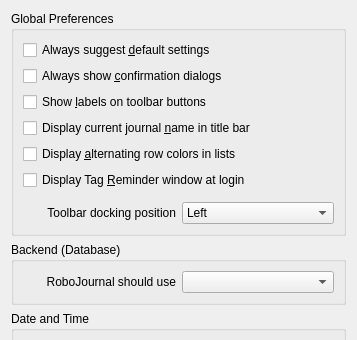
pwizard2/robojournal, file ui/configurationgeneral.ui: the form before one commit; both pictures show x 0 to 357 and y 0 to 340 of the 357 by 525 pixel window.
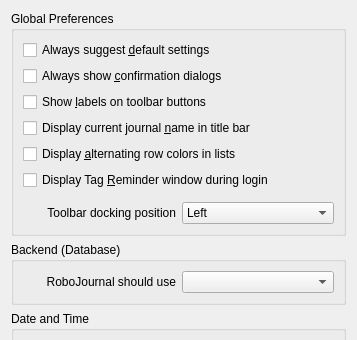
The form after the commit.

What changed in the file:
```diff
--- a/ui/configurationgeneral.ui
+++ b/ui/configurationgeneral.ui
@@ -80,7 +80,7 @@
          <string>&lt;p&gt;This housekeeping function causes RoboJournal to display a list of all untagged entries it finds during every login (essentially a &amp;quot;nag window&amp;quot;). This feature can be helpful but some users may wish to disable it. &lt;/p&gt;</string>
         </property>
         <property name="text">
-         <string>Display Tag &amp;Reminder window at login</string>
+         <string>Display Tag &amp;Reminder window during login</string>
         </property>
        </widget>
       </item>
```
